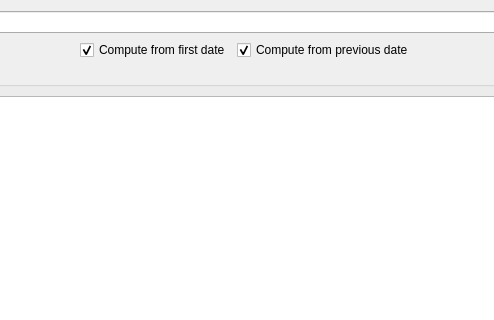
The window that gui/VolumesComputationsDialog.ui (UCLM-PAFyC/VolumeTimeSeries) describes before a commit, drawn with Qt 5; both pictures show x 556 to 1050 and y 0 to 320 of the 1212 by 454 pixel window.
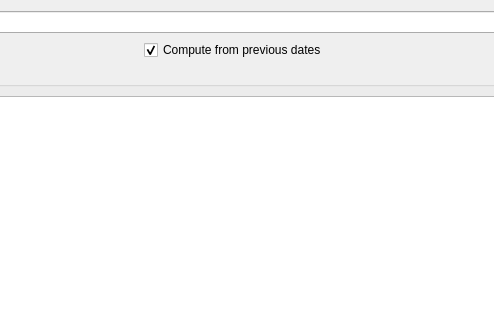
The same window after the commit.

```diff
--- a/gui/VolumesComputationsDialog.ui
+++ b/gui/VolumesComputationsDialog.ui
@@ -89,17 +89,7 @@
      <item>
       <widget class="QCheckBox" name="computeFromFirstDateCheckBox">
        <property name="text">
-        <string>Compute from first date</string>
-       </property>
-       <property name="checked">
-        <bool>true</bool>
-       </property>
-      </widget>
-     </item>
-     <item>
-      <widget class="QCheckBox" name="computeFromPreviousDateCheckBox">
-       <property name="text">
-        <string>Compute from previous date</string>
+        <string>Compute from previous dates</string>
        </property>
        <property name="checked">
         <bool>true</bool>
```
Left out of the diff: 2 changed lines with no effect on the pictures.
